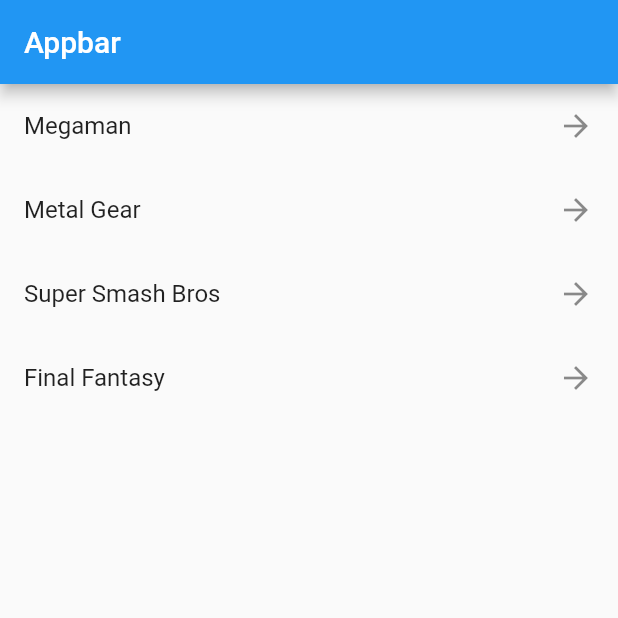
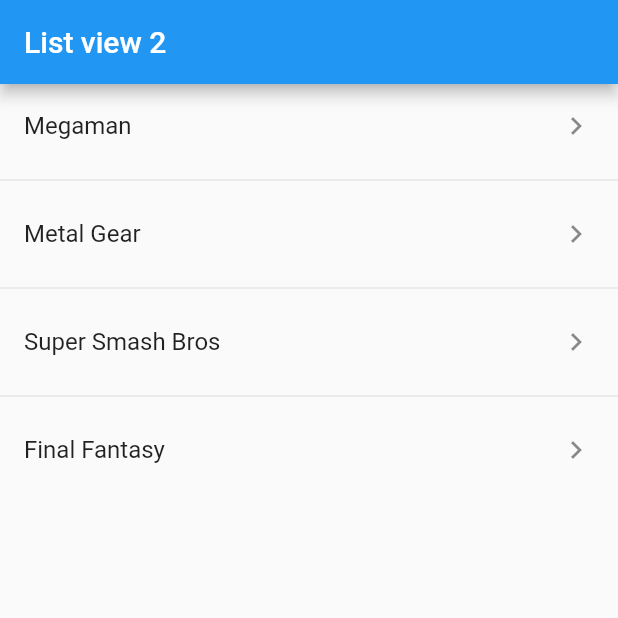
Before and after one commit to Jos017/flutterComponents, a Flutter app: the screen it shows after launch, on a phone screen of 412 x 824 dp, the top half of it. Run offline on Flutter 3.47's test engine with Material 2 defaults, Android fonts, the phone set to English and light mode, and no system bars.

Commit message:
Create new screen list and use ListView separated

```diff
--- a/lib/main.dart
+++ b/lib/main.dart
@@ -1,5 +1,6 @@
 import 'package:flutter/material.dart';
-import 'package:flutter_components/screens/listview1_screen.dart';
+
+import 'package:flutter_components/screens/listview2_screen.dart';
 
 void main() {
   runApp(const MyApp());
@@ -13,7 +14,7 @@ class MyApp extends StatelessWidget {
     return const MaterialApp(
       debugShowCheckedModeBanner: false,
       title: 'Material App',
-      home: Listview1Screen(),
+      home: Listview2Screen(),
     );
   }
 }
--- a/lib/screens/listview1_screen.dart
+++ b/lib/screens/listview1_screen.dart
@@ -5,7 +5,7 @@ class Listview1Screen extends StatelessWidget {
 
   @override
   Widget build(BuildContext context) {
-    final options = const [
+    const options = [
       'Megaman',
       'Metal Gear',
       'Super Smash Bros',
@@ -14,7 +14,7 @@ class Listview1Screen extends StatelessWidget {
 
     return Scaffold(
       appBar: AppBar(
-        title: const Text('Appbar'),
+        title: const Text('List view 1'),
       ),
       body: ListView(
         children: [
--- /dev/null
+++ b/lib/screens/listview2_screen.dart
@@ -0,0 +1,29 @@
+import 'package:flutter/material.dart';
+
+class Listview2Screen extends StatelessWidget {
+  const Listview2Screen({super.key});
+
+  @override
+  Widget build(BuildContext context) {
+    const options = [
+      'Megaman',
+      'Metal Gear',
+      'Super Smash Bros',
+      'Final Fantasy'
+    ];
+
+    return Scaffold(
+      appBar: AppBar(
+        title: const Text('List view 2'),
+      ),
+      body: ListView.separated(
+        itemCount: options.length,
+        itemBuilder: (context, index) => ListTile(
+          title: Text(options[index]),
+          trailing: const Icon(Icons.keyboard_arrow_right),
+        ),
+        separatorBuilder: (context, index) => const Divider(),
+      ),
+    );
+  }
+}
```
